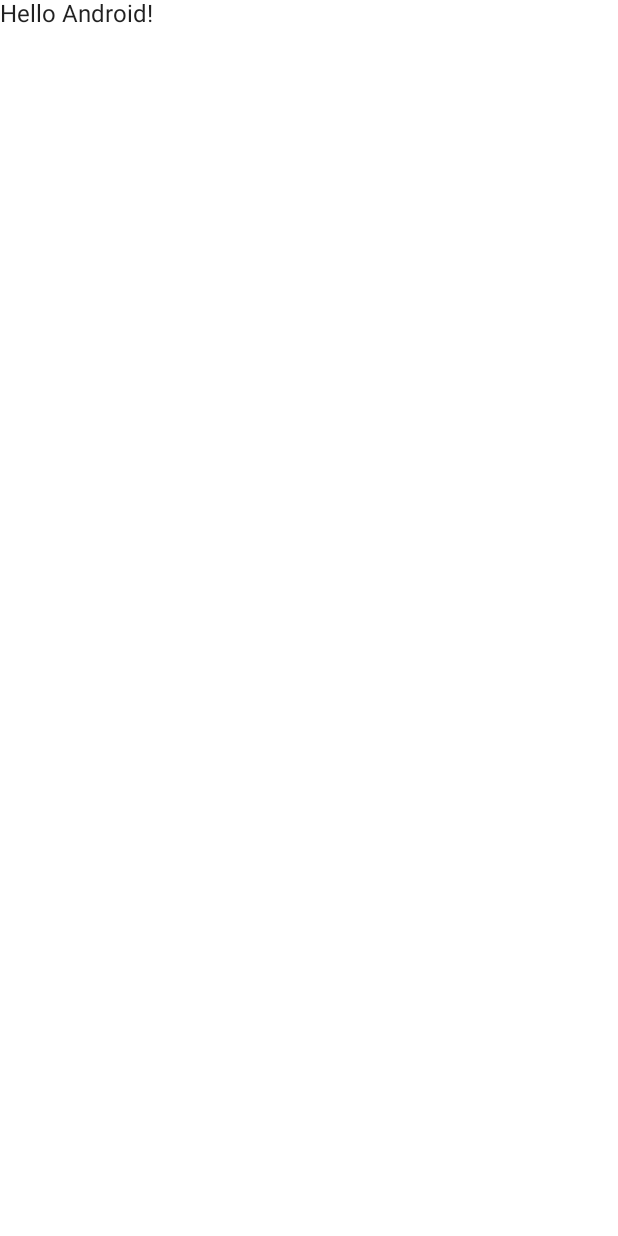
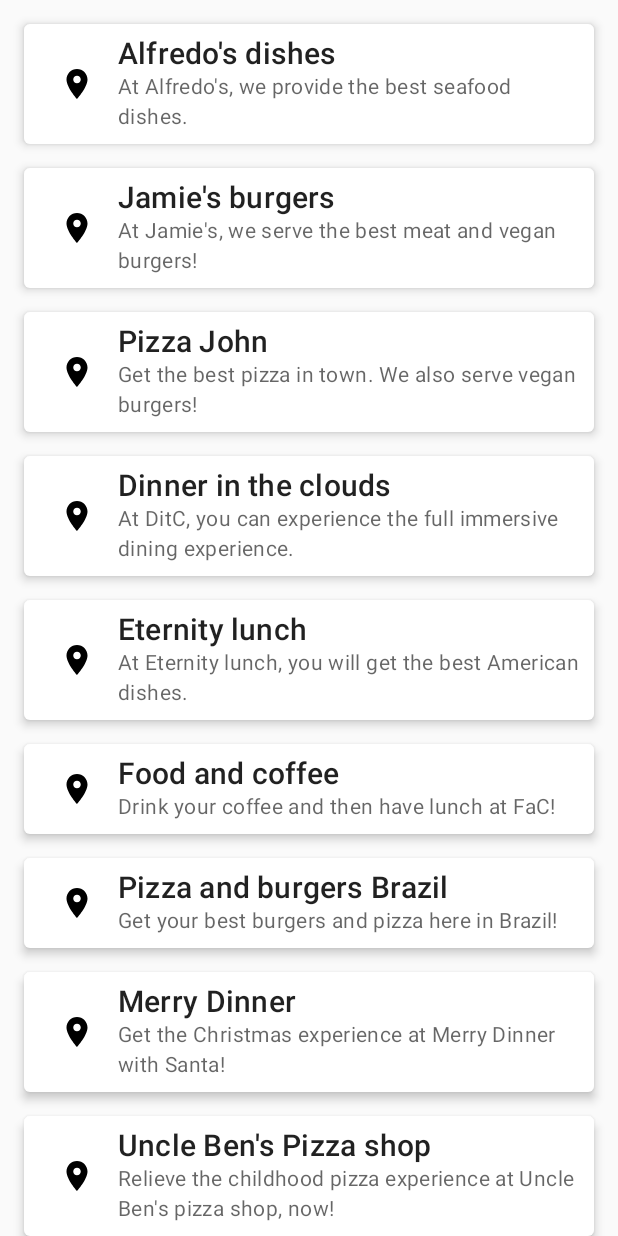
Before and after one commit to clerdson/Restauante, an Android app built with Jetpack Compose: the screen it shows after launch (MainActivity), on a phone screen of 412 x 824 dp. Before the commit the screen is almost empty. Run offline under Robolectric (Android 15) with nearby library versions, the phone set to English and light mode, and no system bars.

Commit message:
Captulo 1

```diff
--- a/app/src/main/java/com/example/restaurantsapp/MainActivity.kt
+++ b/app/src/main/java/com/example/restaurantsapp/MainActivity.kt
@@ -17,24 +17,8 @@ class MainActivity : ComponentActivity() {
         super.onCreate(savedInstanceState)
         setContent {
             RestaurantsAppTheme {
-                // A surface container using the 'background' color from the theme
-                Surface(modifier = Modifier.fillMaxSize(), color = MaterialTheme.colors.background) {
-                    Greeting("Android")
-                }
+              RestaurantsScreen()
             }
         }
     }
 }
-
-@Composable
-fun Greeting(name: String) {
-    Text(text = "Hello $name!")
-}
-
-@Preview(showBackground = true)
-@Composable
-fun DefaultPreview() {
-    RestaurantsAppTheme {
-        Greeting("Android")
-    }
-}
--- /dev/null
+++ b/app/src/main/java/com/example/restaurantsapp/Restaurant.kt
@@ -0,0 +1,24 @@
+package com.example.restaurantsapp
+
+data class Restaurant(
+    val id:Int,
+    val title:String,
+    val description:String);
+
+val dummyRestaurants = listOf(
+
+    Restaurant(0, "Alfredo's dishes", "At Alfredo's, we provide the best seafood dishes."),
+    Restaurant(1, "Jamie's burgers", "At Jamie's, we serve the best meat and vegan burgers!"),
+    Restaurant(2, "Pizza John", "Get the best pizza in town. We also serve vegan burgers!"),
+    Restaurant(3, "Dinner in the clouds", "At DitC, you can experience the full immersive dining experience." ),
+    Restaurant(4, "Eternity lunch", "At Eternity lunch, you will get the best American dishes."),
+    Restaurant(5, "Food and coffee", "Drink your coffee and then have lunch at FaC!"),
+    Restaurant(6, "Pizza and burgers Brazil", "Get your best burgers and pizza here in Brazil!"),
+    Restaurant(7, "Merry Dinner", "Get the Christmas experience at Merry Dinner with Santa!"),
+    Restaurant(8, "Uncle Ben's Pizza shop", "Relieve the childhood pizza experience at Uncle Ben's pizza shop, now!"),
+    Restaurant(9, "Spicy Grill Toronto", "Get the best culinary experience in Toronto."),
+    Restaurant(10, "Cheese Food shop", "Cheesy meals with cheesy ingredients, it's all about cheese!"),
+    Restaurant(11, "Mexican spicy Food in Atlanta", "Get your spicy food dose here in Atlanta at Mexican spicy Food!"),
+    Restaurant(12, "Spanish Kitchen reinvented", "Check out the true culinary experience with spanish dishes in NYC!"),
+    Restaurant(13, "Mike and Ben's food pub", "Come get the best food in New Jersey, now at Mike and Ben's!"),
+)
--- /dev/null
+++ b/app/src/main/java/com/example/restaurantsapp/RestaurantsScreen.kt
@@ -0,0 +1,80 @@
+package com.example.restaurantsapp
+
+import android.support.v4.os.IResultReceiver.Default
+import androidx.compose.foundation.Image
+import androidx.compose.foundation.layout.Column
+import androidx.compose.foundation.layout.PaddingValues
+import androidx.compose.foundation.layout.Row
+import androidx.compose.foundation.layout.padding
+import androidx.compose.foundation.lazy.LazyColumn
+import androidx.compose.foundation.lazy.items
+import androidx.compose.material.*
+import androidx.compose.material.icons.Icons
+import androidx.compose.material.icons.filled.Place
+import androidx.compose.runtime.Composable
+import androidx.compose.runtime.CompositionLocalProvider
+import androidx.compose.ui.Alignment
+import androidx.compose.ui.Modifier
+import androidx.compose.ui.graphics.vector.ImageVector
+import androidx.compose.ui.layout.TestModifierUpdaterLayout
+import androidx.compose.ui.tooling.preview.Preview
+import androidx.compose.ui.unit.dp
+import com.example.restaurantsapp.ui.theme.RestaurantsAppTheme
+
+@Composable
+fun RestaurantsScreen() {
+    LazyColumn(contentPadding = PaddingValues(
+        vertical = 8.dp,
+        horizontal = 8.dp
+    ) ){
+        items(dummyRestaurants){restaurantes->
+            RestaurantItem(restaurantes)
+        }
+    }
+
+}
+@Composable
+fun RestaurantItem(item:Restaurant){
+    Card(
+        elevation = 4.dp,
+        modifier = Modifier.padding(8.dp)
+    ) {
+        Row(verticalAlignment = Alignment.CenterVertically,
+            modifier = Modifier.padding(8.dp)
+            ) {
+            RestaurantIcon(Icons.Filled.Place,Modifier.weight(0.15f))
+            RestaurantDetails(item.title,item.description,Modifier.weight(0.85f))
+        }
+
+    }
+}
+@Composable
+private fun RestaurantIcon(icon:ImageVector,modifier: Modifier){
+    Image(imageVector = icon,
+    contentDescription = "Restaurant icon",
+    modifier = modifier.padding(8.dp))
+
+}
+@Composable
+private fun RestaurantDetails(title:String,description:String,modifier: Modifier){
+    Column(modifier = modifier) {
+        Text(text = title,
+        style = MaterialTheme.typography.h6 )
+        CompositionLocalProvider(
+            LocalContentAlpha provides ContentAlpha.medium
+        ) {
+            Text(
+                text = description,
+                style = MaterialTheme.typography.body2
+            )
+        }
+    }
+}
+
+@Preview(showBackground = true)
+@Composable
+fun DefaultPreview(){
+    RestaurantsAppTheme {
+        RestaurantsScreen()
+    }
+}
```
